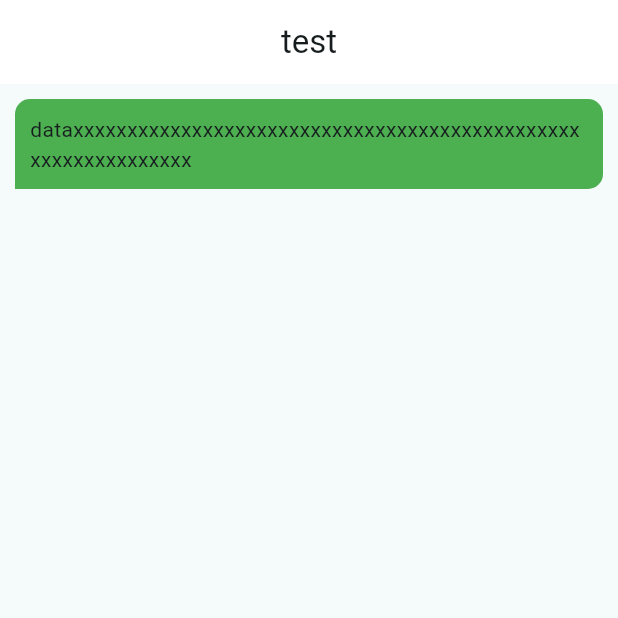
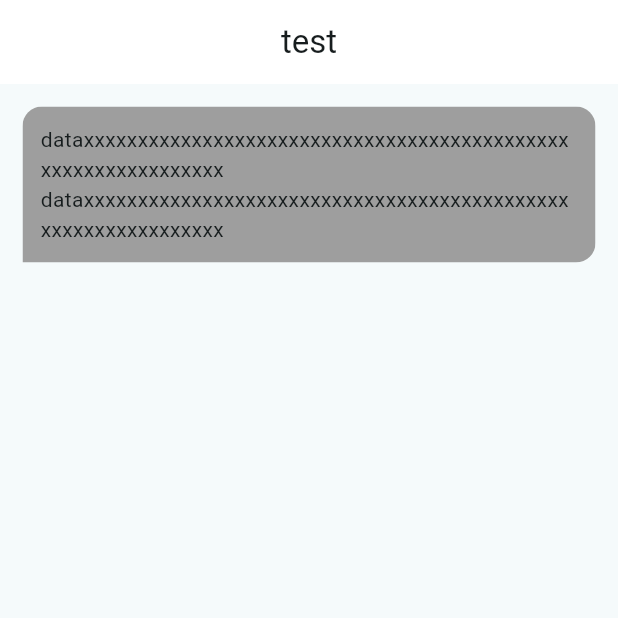
Before and after one commit to ParadiseWitch/maid_gpt, a Flutter app: the screen it shows after launch, on a phone screen of 412 x 824 dp, the top half of it. Run offline on Flutter 3.47's test engine with Material 2 defaults, Android fonts, the phone set to English and light mode, and no system bars.

Commit message:
feat: update

```diff
--- a/lib/comp/bubble.dart
+++ b/lib/comp/bubble.dart
@@ -10,11 +10,12 @@ class Bubble extends StatefulWidget {
 }
 
 class BubbleState extends State<Bubble> {
-  Widget buildRoundRect({required bool isLeft, required Widget child}) {
-    double margin = 10;
-    double padding = 10;
-    double radius = 10;
-    Color bgColor = Colors.green;
+  Widget buildRoundRect(
+      {required bool isLeft, required List<Widget> children}) {
+    double margin = 15;
+    double padding = 12;
+    double radius = 13;
+    Color bgColor = Colors.grey;
 
     return Container(
       margin: EdgeInsets.all(margin),
@@ -28,7 +29,7 @@ class BubbleState extends State<Bubble> {
                 color: bgColor,
                 child: Container(
                   padding: EdgeInsets.all(padding),
-                  child: Wrap(children: [child]),
+                  child: Wrap(children: children),
                 ),
               ),
             )
@@ -41,7 +42,7 @@ class BubbleState extends State<Bubble> {
                 color: bgColor,
                 child: Container(
                   margin: EdgeInsets.all(padding),
-                  child: Wrap(children: [child]),
+                  child: Wrap(children: children),
                 ),
               ),
             ),
@@ -50,9 +51,11 @@ class BubbleState extends State<Bubble> {
 
   @override
   Widget build(BuildContext context) {
-    return buildRoundRect(
-        isLeft: true,
-        child: const Text(
-            'dataxxxxxxxxxxxxxxxxxxxxxxxxxxxxxxxxxxxxxxxxxxxxxxxxxxxxxxxxxxxxxx'));
+    return buildRoundRect(isLeft: true, children: [
+      const Text(
+          'dataxxxxxxxxxxxxxxxxxxxxxxxxxxxxxxxxxxxxxxxxxxxxxxxxxxxxxxxxxxxxxx'),
+      const Text(
+          'dataxxxxxxxxxxxxxxxxxxxxxxxxxxxxxxxxxxxxxxxxxxxxxxxxxxxxxxxxxxxxxx'),
+    ]);
   }
 }
```
